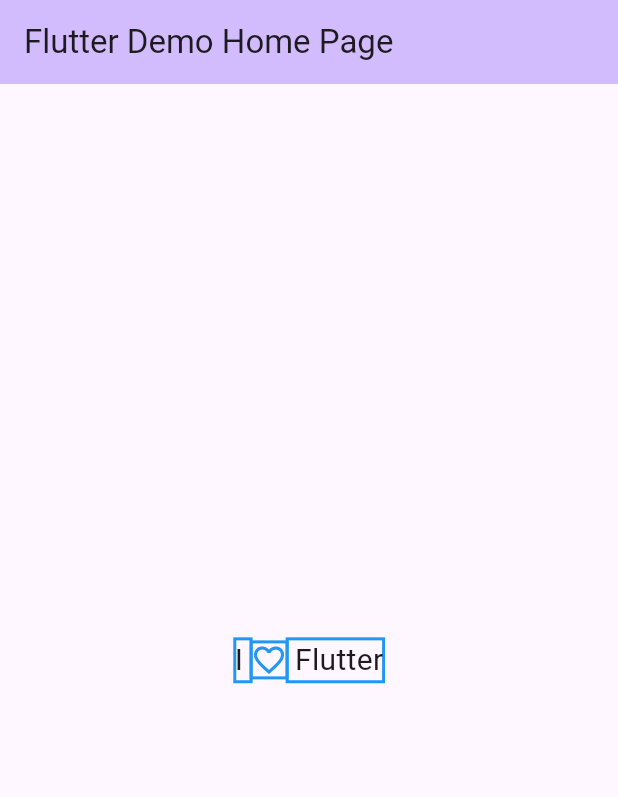
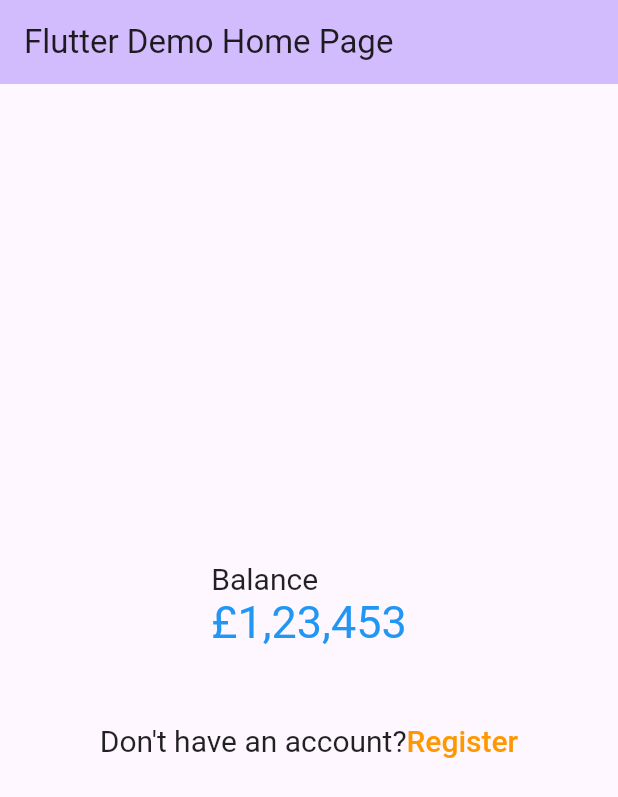
Before and after one commit to adetoyese607/flutter_widget, a Flutter app: the screen it shows after launch, on a phone screen of 412 x 824 dp. Shown: the top 797 px of the screen. Run offline on Flutter 3.47's test engine with Material 3 defaults, Android fonts, the phone set to English and light mode, and no system bars.

```diff
--- a/lib/main.dart
+++ b/lib/main.dart
@@ -1,3 +1,4 @@
+import 'package:flutter/gestures.dart';
 import 'package:flutter/material.dart';
 
 void main() {
@@ -39,28 +40,76 @@ class _MyHomePageState extends State<MyHomePage> {
       title: Text(widget.title),
     ),
   body: Center(
-      child:  Text.rich(
+
+    child: Column(
+      mainAxisAlignment: MainAxisAlignment.center,
+      //   child:  Text.rich(
+      //     style: TextStyle(
+      //        fontSize: 20,
+      //             background: Paint()
+      //               ..color = Colors.blue
+      //               ..strokeWidth = 2
+      //               ..style = PaintingStyle.stroke
+      //     ),
+      // const    TextSpan(
+      //         text: 'I ',
+
+      //         children: [
+      //           WidgetSpan(
+      //               child: Icon(
+      //             Icons.favorite_outline,
+      //             color: Colors.blue,
+      //           )),
+      //           TextSpan(
+      //             text: ' Flutter',
+      //           )
+      //         ]
+      //         )
+      //         ),
+
+       children:<Widget> [
+         RichText(
+        text:const TextSpan(
+          text: 'Balance\n',
           style: TextStyle(
             fontSize: 20,
-                background: Paint()
-                  ..color = Colors.blue
-                  ..strokeWidth = 2
-                  ..style = PaintingStyle.stroke
+            color: Colors.black87,
           ),
-    const    TextSpan(
-            text: 'I ',
+          children: [
+            TextSpan(
+              text: '£1,23,453',
+              style: TextStyle(
+                color: Colors.blue, fontSize: 30,
+              )
+            )
+          ]
+        ),
+        ),
+      Padding(padding:const EdgeInsets.only(top: 50),
 
+     child: RichText(
+      text: TextSpan(
+        text: 'Don\'t have an account?',
+        style:const TextStyle(
+          fontSize: 20,
+          color: Colors.black87,
+        ),
         children: [
-              WidgetSpan(
-                  child: Icon(
-                Icons.favorite_outline,
-                color: Colors.blue,
-              )),
           TextSpan(
-                text: ' Flutter',
+            text: 'Register',
+            style:const TextStyle(
+              color: Colors.orange, fontWeight: FontWeight.w500,
+            ),
+            recognizer: TapGestureRecognizer()..onTap = (){}
           )
-            ])),
+        ]
       ),
+      ),
+     )
+       ]
+      ),
+  ),
+
     );
   }
 }
```
Lines whose indentation alone changed are shown as unchanged.
